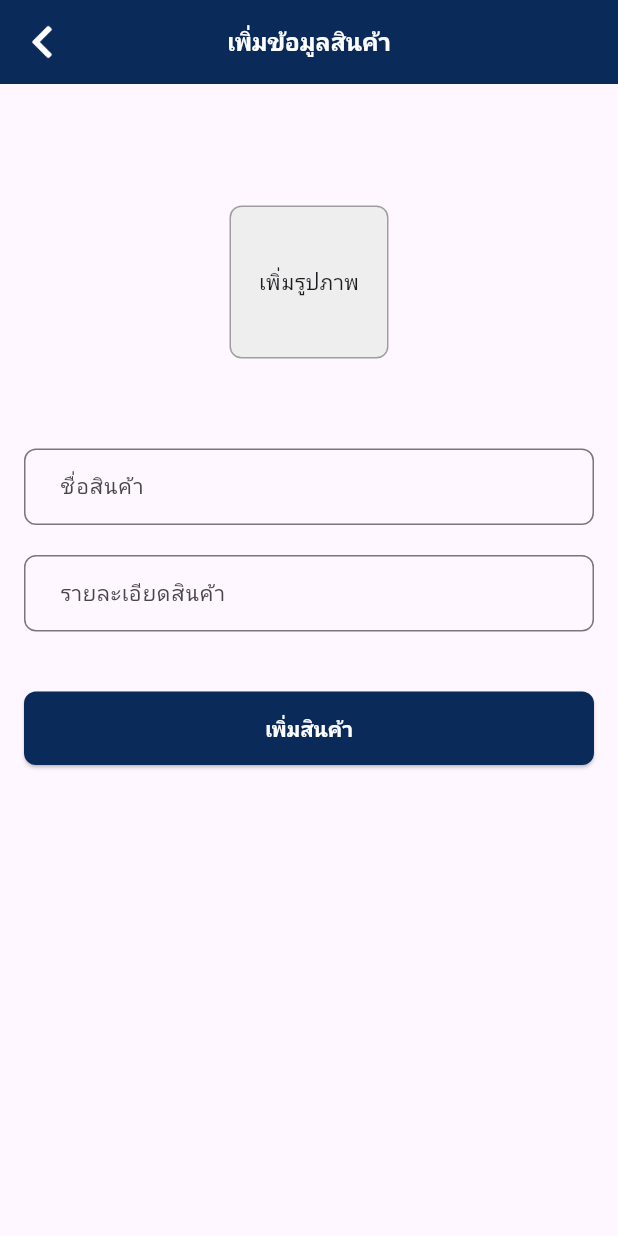
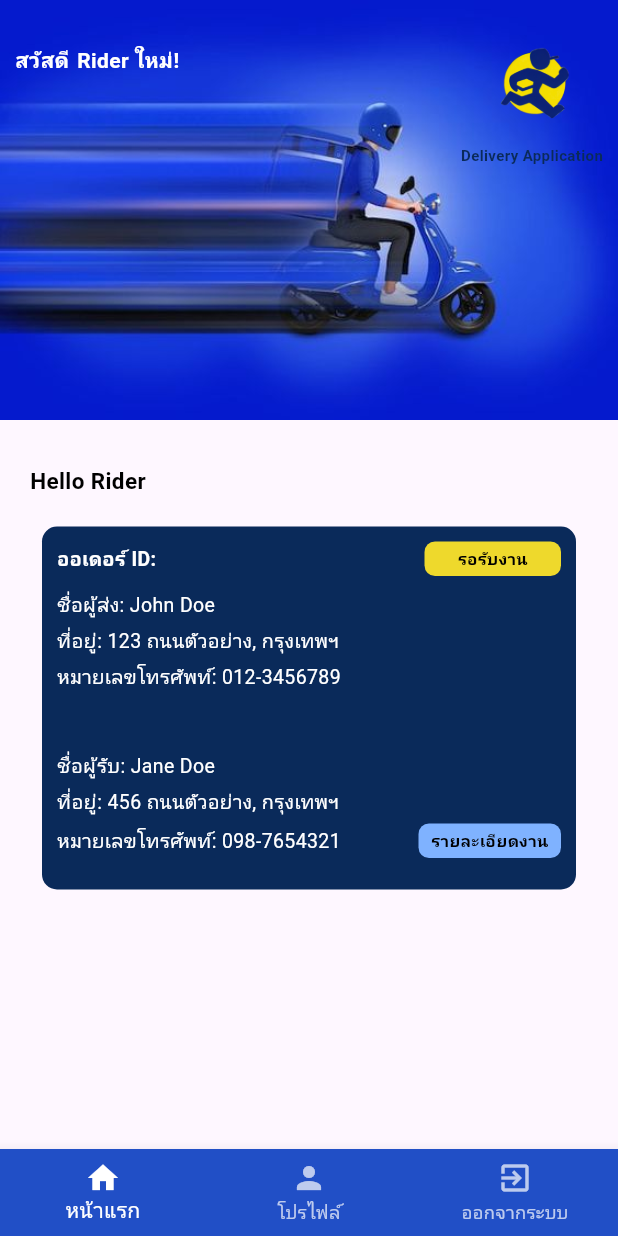
Before and after one commit to Thipparat07/Delivery-Application, a Flutter app: the screen it shows after launch, on a phone screen of 412 x 824 dp. Run offline on Flutter 3.47's test engine with Material 3 defaults, Android fonts, the phone set to English and light mode, and no system bars; our stand-ins replace firebase_core, geocoding, geolocator, get, get_storage, google_maps_flutter and 2 more; accounts and stored records are empty; Roboto replaces fonts that are missing (Aleo).

Commit message:
page home_rider & profileR

```diff
--- a/lib/main.dart
+++ b/lib/main.dart
@@ -5,6 +5,7 @@ import 'package:flutter_delivery_1/app_cover.dart';
 import 'package:flutter_delivery_1/check_status.dart';
 import 'package:flutter_delivery_1/login.dart';
 import 'package:flutter_delivery_1/map_realtime.dart';
+import 'package:flutter_delivery_1/model/home_rider.dart';
 import 'package:flutter_delivery_1/registerR.dart';
 import 'package:flutter_delivery_1/registerU.dart';
 import 'package:get/get.dart';
@@ -30,7 +31,7 @@ class MyApp extends StatelessWidget {
         colorScheme: ColorScheme.fromSeed(seedColor: Colors.deepPurple),
         useMaterial3: true,
       ),
-      home: AddProductPage(),
+      home: HomeRider(),
     );
   }
 }
--- /dev/null
+++ b/lib/model/home_rider.dart
@@ -0,0 +1,312 @@
+import 'dart:developer';
+import 'package:flutter/material.dart';
+import 'package:flutter_delivery_1/confirm_map.dart';
+import 'package:flutter_delivery_1/login.dart';
+import 'package:flutter_delivery_1/model/profileR.dart';
+import 'package:get/get.dart';
+import 'package:get_storage/get_storage.dart';
+
+class HomeRider extends StatefulWidget {
+  const HomeRider({super.key});
+
+  @override
+  _HomeRiderState createState() => _HomeRiderState();
+}
+
+class _HomeRiderState extends State<HomeRider> {
+  int _selectedIndex = 0; // ใช้เพื่อเก็บค่าของเมนูที่เลือก
+  final box = GetStorage();
+
+  void _onItemTapped(int index) {
+    setState(() {
+      _selectedIndex = index; // เปลี่ยนค่าเมนูที่เลือก
+    });
+
+    // นำทางไปยังหน้าอื่นตามดัชนีที่เลือก
+    switch (index) {
+      case 0:
+        // ถ้าคุณมีหน้าแรกสำหรับ Rider ให้เปลี่ยนไปที่หน้านั้น
+        break;
+      case 1:
+        Get.to(() => const Profiler());
+        break;
+      case 2:
+        // ถ้าคุณต้องการออกจากระบบ
+        box.remove('userId'); // ลบ userId
+        box.remove('Name'); // ลบ Name
+        box.remove('userType'); // ลบ userType
+        Get.to(() => const Login()); // นำไปที่หน้า Login
+        break;
+    }
+  }
+
+  @override
+  Widget build(BuildContext context) {
+    String name = 'Rider ใหม่!';
+    String senderName = 'ชื่อผู้ส่ง: John Doe'; // ชื่อผู้ส่ง
+    String address = 'ที่อยู่: 123 ถนนตัวอย่าง, กรุงเทพฯ'; // ที่อยู่ของผู้ส่ง
+    String phoneNumber =
+        'หมายเลขโทรศัพท์: 012-3456789'; // หมายเลขโทรศัพท์ของผู้ส่ง
+
+    String receiverName = 'ชื่อผู้รับ: Jane Doe'; // ชื่อผู้รับ
+    String receiverAddress =
+        'ที่อยู่: 456 ถนนตัวอย่าง, กรุงเทพฯ'; // ที่อยู่ของผู้รับ
+    String receiverPhoneNumber =
+        'หมายเลขโทรศัพท์: 098-7654321'; // หมายเลขโทรศัพท์ของผู้รับ
+
+    // กำหนดระยะห่างระหว่างหมายเลขโทรศัพท์กับชื่อผู้รับ
+    double spacingBetweenPhoneAndReceiverName = 40.0;
+
+    return Scaffold(
+      body: Column(
+        children: [
+          Stack(
+            children: [
+              Image.asset(
+                'asset/images/cover.jpg',
+                width: double.infinity, // ปรับขนาดภาพให้เต็มความกว้าง
+                height: 280,
+                fit: BoxFit.cover, // ปรับภาพให้เต็มพื้นที่
+              ),
+              Positioned(
+                top: 15,
+                right: 10,
+                child: Column(
+                  crossAxisAlignment:
+                      CrossAxisAlignment.end, // จัดเรียงเนื้อหาทางด้านขวา
+                  children: [
+                    Image.asset(
+                      'asset/images/logo.png',
+                      width: 91,
+                      height: 81,
+                    ),
+                    const Text(
+                      'Delivery Application',
+                      style: TextStyle(
+                        fontSize: 10,
+                        fontWeight: FontWeight.bold,
+                        color: Color(0xFF0A2A5A),
+                        fontFamily: 'Aleo',
+                      ),
+                    ),
+                  ],
+                ),
+              ),
+              Positioned(
+                top: 30,
+                left: 10,
+                child: Column(
+                  crossAxisAlignment:
+                      CrossAxisAlignment.start, // จัดเรียงเนื้อหาทางด้านซ้าย
+                  children: [
+                    Row(
+                      mainAxisAlignment:
+                          MainAxisAlignment.start, // จัดให้อยู่ทางซ้าย
+                      children: [
+                        const Text(
+                          'สวัสดี',
+                          style: TextStyle(
+                            fontSize: 14,
+                            fontWeight: FontWeight.bold,
+                            color: Colors.white,
+                          ),
+                        ),
+                        const SizedBox(width: 5),
+                        Text(
+                          name, // ชื่อผู้ใช้งาน
+                          style: const TextStyle(
+                            fontSize: 14,
+                            fontWeight: FontWeight.bold,
+                            color: Colors.white,
+                          ),
+                        ),
+                      ],
+                    ),
+                  ],
+                ),
+              ),
+            ],
+          ),
+          const SizedBox(height: 20),
+          const Padding(
+            padding: EdgeInsets.only(
+              left: 20,
+              top: 10,
+              bottom: 20,
+            ),
+            child: Align(
+              alignment:
+                  Alignment.centerLeft, // จัดตำแหน่งข้อความให้อยู่ด้านซ้าย
+              child: Text(
+                'Hello Rider',
+                style: TextStyle(
+                  fontSize: 15,
+                  fontWeight: FontWeight.bold,
+                  color: Colors.black,
+                ),
+              ),
+            ),
+          ),
+          Container(
+            width: 356,
+            height:
+                242, // ปรับความสูงของ Container เพื่อให้พอสำหรับข้อมูลทั้งหมด
+            decoration: BoxDecoration(
+              color: const Color(0xFF0A2A5A),
+              borderRadius: BorderRadius.circular(10),
+            ),
+            child: Padding(
+              padding: const EdgeInsets.all(10),
+              child: Column(
+                crossAxisAlignment:
+                    CrossAxisAlignment.start, // จัดตำแหน่งให้อยู่ด้านบนซ้าย
+                children: [
+                  Row(
+                    mainAxisAlignment: MainAxisAlignment.spaceBetween,
+                    children: [
+                      // ข้อความ "ออเดอร์ ID"
+                      Text(
+                        'ออเดอร์ ID:',
+                        style: const TextStyle(
+                          fontSize: 13,
+                          fontWeight: FontWeight.bold,
+                          color: Colors.white,
+                        ),
+                      ),
+                      // ปุ่ม "รอรับงาน"
+                      GestureDetector(
+                        onTap: () {
+                          //  Get.to(DetailsPage());
+                        },
+                        child: Container(
+                          width: 91,
+                          height: 23,
+                          decoration: BoxDecoration(
+                            color: const Color(0xFFEED92C),
+                            borderRadius: BorderRadius.circular(7),
+                          ),
+                          child: Center(
+                            child: Text(
+                              'รอรับงาน',
+                              style: const TextStyle(
+                                fontSize: 11,
+                                fontWeight: FontWeight.bold,
+                                color: Colors.black,
+                              ),
+                            ),
+                          ),
+                        ),
+                      ),
+                    ],
+                  ),
+                  const SizedBox(height: 10),
+                  Text(
+                    senderName, // แสดงชื่อผู้ส่ง
+                    style: const TextStyle(
+                      fontSize: 13,
+                      color: Colors.white,
+                    ),
+                  ),
+                  const SizedBox(height: 5),
+                  Text(
+                    address, // แสดงที่อยู่ของผู้ส่ง
+                    style: const TextStyle(
+                      fontSize: 13,
+                      color: Colors.white,
+                    ),
+                  ),
+                  const SizedBox(height: 5),
+                  Text(
+                    phoneNumber, // แสดงหมายเลขโทรศัพท์ของผู้ส่ง
+                    style: const TextStyle(
+                      fontSize: 13,
+                      color: Colors.white,
+                    ),
+                  ),
+                  SizedBox(
+                      height:
+                          spacingBetweenPhoneAndReceiverName), // กำหนดระยะห่างที่ต้องการ
+                  Text(
+                    receiverName, // แสดงชื่อผู้รับ
+                    style: const TextStyle(
+                      fontSize: 13,
+                      color: Colors.white,
+                    ),
+                  ),
+                  const SizedBox(height: 5),
+                  Text(
+                    receiverAddress, // แสดงที่อยู่ของผู้รับ
+                    style: const TextStyle(
+                      fontSize: 13,
+                      color: Colors.white,
+                    ),
+                  ),
+                  const SizedBox(height: 5),
+                  Row(
+                    mainAxisAlignment: MainAxisAlignment.spaceBetween,
+                    children: [
+                      Expanded(
+                        child: Text(
+                          receiverPhoneNumber, // แสดงหมายเลขโทรศัพท์ของผู้รับ
+                          style: const TextStyle(
+                            fontSize: 13,
+                            color: Colors.white, // สีข้อความ
+                          ),
+                        ),
+                      ),
+                      GestureDetector(
+                        onTap: () {
+                          //  Get.to(DetailsPage());
+                        },
+                        child: Container(
+                          width: 95,
+                          height: 23,
+                          decoration: BoxDecoration(
+                            color: const Color(0xFF7FB2FF),
+                            borderRadius: BorderRadius.circular(7),
+                          ),
+                          alignment:
+                              Alignment.center, // ใช้ alignment เพื่อจัดตำแหน่ง
+                          child: const Text(
+                            'รายละเอียดงาน',
+                            style: TextStyle(
+                              fontSize: 11,
+                              fontWeight: FontWeight.bold,
+                              color: Colors.black,
+                            ),
+                          ),
+                        ),
+                      ),
+                    ],
+                  ),
+                ],
+              ),
+            ),
+          ),
+        ],
+      ),
+      bottomNavigationBar: BottomNavigationBar(
+        type: BottomNavigationBarType.fixed,
+        backgroundColor: const Color(0xFF214FC6),
+        selectedItemColor: Colors.white,
+        unselectedItemColor: Colors.white.withOpacity(0.7),
+        currentIndex: _selectedIndex, // เก็บสถานะเมนูที่ถูกเลือก
+        onTap: _onItemTapped, // เรียกใช้ฟังก์ชันเมื่อเลือกเมนู
+        items: const [
+          BottomNavigationBarItem(
+            icon: Icon(Icons.home),
+            label: 'หน้าแรก',
+          ),
+          BottomNavigationBarItem(
+            icon: Icon(Icons.person),
+            label: 'โปรไฟล์',
+          ),
+          BottomNavigationBarItem(
+            icon: Icon(Icons.exit_to_app),
+            label: 'ออกจากระบบ',
+          ),
+        ],
+      ),
+    );
+  }
+}
```
Also changed, not shown: lib/model/profileR.dart (added, +164 -0 lines).
